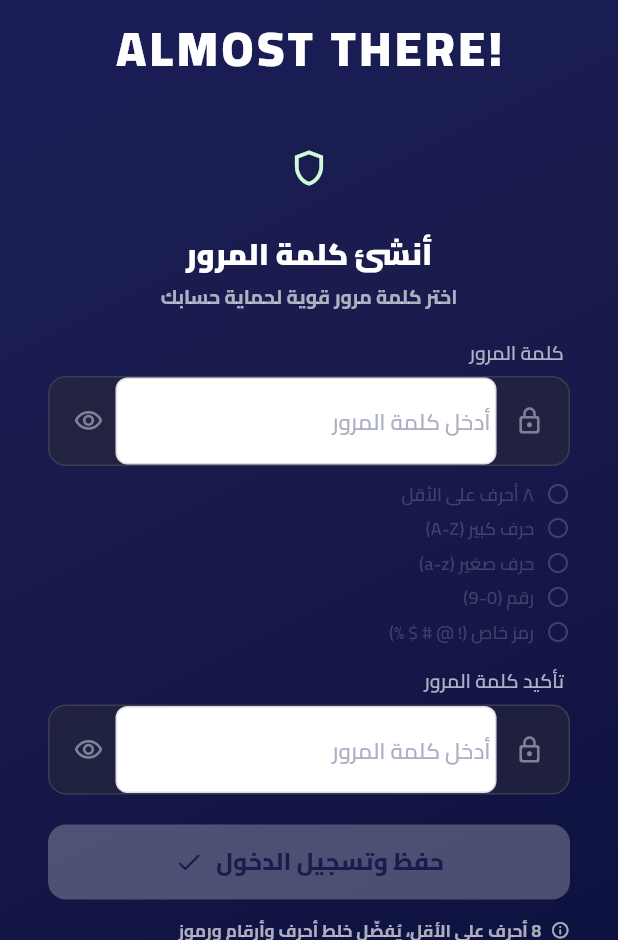
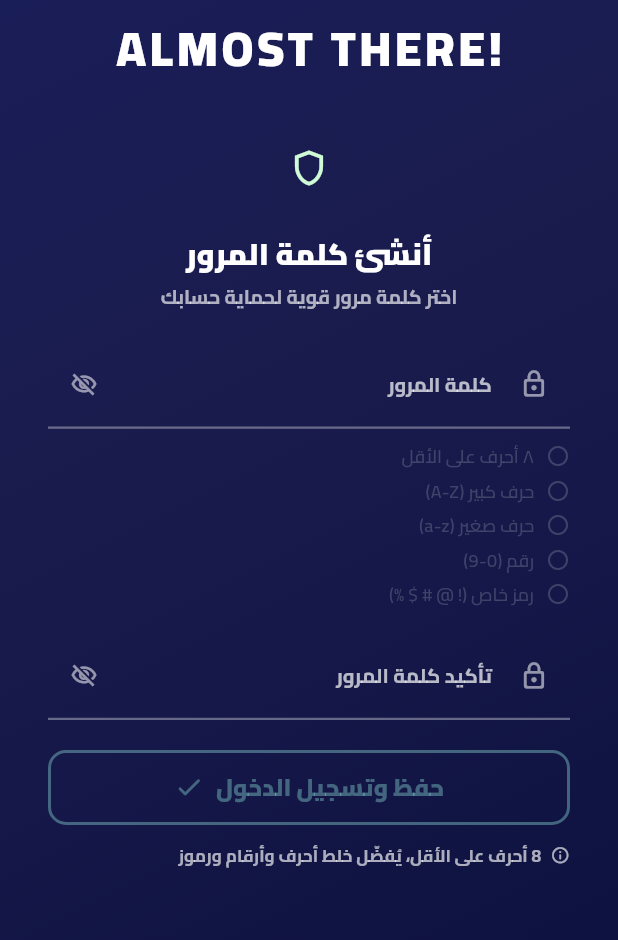
Before and after one commit to ghazal-mohammad/DT_TEATH, a Flutter app: the SetPasswordPage screen opened by its route, on a phone screen of 412 x 824 dp, the part 296-1236 px from its top. Run offline on Flutter 3.47's test engine with Material 3 defaults, Android fonts, the phone set to English and light mode, and no system bars; our stand-ins replace dartz, dio, equatable, flutter_bloc, flutter_screenutil, flutter_secure_storage and 7 more; missing offline and left inert: excel, file_saver; accounts and stored records are empty.

Commit message:
feat(auth): migrate set_password_page to underline fields, outline button

```diff
--- a/lib/features/auth/presentation/pages/set_password_page.dart
+++ b/lib/features/auth/presentation/pages/set_password_page.dart
@@ -15,8 +15,8 @@ import '../../../../shared/widgets/brand/app_logo.dart';
 import '../../../../shared/widgets/feedback/glass_toast.dart';
 import '../../../../shared/widgets/navigation/app_language_toggle.dart';
 import '../widgets/auth_entry_animator.dart';
-import '../widgets/auth_submit_button.dart';
-import '../widgets/password_form_field.dart';
+import '../widgets/auth_outline_button.dart';
+import '../widgets/auth_underline_field.dart';
 import '../widgets/password_strength_meter.dart';
 
 class SetPasswordPage extends StatefulWidget {
@@ -157,14 +157,14 @@ class _SetPasswordPageState extends State<SetPasswordPage>
   Widget _buildDesktop(double W, double H) {
     return Stack(
       children: [
-        Positioned(
-          left: 0, width: W * 0.40,
+        PositionedDirectional(
+          start: 0, width: W * 0.40,
           top: 0, bottom: 0,
           child: _BrandingPanel(entryCtrl: _entryCtrl),
         ),
 
-        Positioned(
-          left: W * 0.67, right: 0,
+        PositionedDirectional(
+          start: W * 0.67, end: 0,
           top: 0, bottom: 0,
           child: LayoutBuilder(
             builder: (context, constraints) {
@@ -284,8 +284,8 @@ class _BrandingPanel extends StatelessWidget {
   @override
   Widget build(BuildContext context) {
     return Padding(
-      padding: const EdgeInsets.only(
-        left: 28, right: 160, top: 28, bottom: 40,
+      padding: const EdgeInsetsDirectional.only(
+        start: 28, end: 160, top: 28, bottom: 40,
       ),
       child: Column(
         mainAxisAlignment: MainAxisAlignment.center,
@@ -307,10 +307,10 @@ class _BrandingPanel extends StatelessWidget {
             controller: entryCtrl,
             delay: AuthStaggerDelays.title,
             child: Padding(
-              padding: const EdgeInsets.only(left: 8),
+              padding: const EdgeInsetsDirectional.only(start: 8),
               child: FittedBox(
                 fit: BoxFit.scaleDown,
-                alignment: Alignment.centerLeft,
+                alignment: AlignmentDirectional.centerStart,
                 child: Text(
                   'ALMOST THERE!',
                   textDirection: TextDirection.ltr,
@@ -461,16 +461,16 @@ class _FormContent extends StatelessWidget {
         AuthEntryAnimator(
           controller: entryCtrl,
           delay: AuthStaggerDelays.field1,
-          child: Theme(
-            data: Theme.of(context).copyWith(brightness: fieldBrightness),
-            child: PasswordFormField(
+          child: AuthUnderlineField(
             controller: pwdCtrl,
             label: context.l10n.password,
-              hint: context.l10n.passwordHint,
+            icon: Icons.lock_outline_rounded,
+            dark: isMobile,
             enabled: !submitting,
             errorText: errPwd,
             onChanged: onPwdChanged,
-            ),
+            obscureText: true,
+            showObscureToggle: true,
           ),
         ),
 
@@ -485,26 +485,26 @@ class _FormContent extends StatelessWidget {
         AuthEntryAnimator(
           controller: entryCtrl,
           delay: AuthStaggerDelays.field2,
-          child: Theme(
-            data: Theme.of(context).copyWith(brightness: fieldBrightness),
-            child: PasswordFormField(
+          child: AuthUnderlineField(
             controller: cfmCtrl,
             label: context.l10n.passwordConfirm,
-              hint: context.l10n.passwordHint,
+            icon: Icons.lock_outline_rounded,
+            dark: isMobile,
             enabled: !submitting,
             errorText: errCfm,
             onChanged: onCfmChanged,
             onSubmitted: (_) => valid ? onSubmit() : null,
-            ),
+            obscureText: true,
+            showObscureToggle: true,
           ),
         ),
         const SizedBox(height: AppSizes.spaceXL),
 
-        // Submit button (مشترك — AuthSubmitButton)
+        // Submit button (مشترك — AuthOutlineButton)
         AuthEntryAnimator(
           controller: entryCtrl,
           delay: AuthStaggerDelays.button,
-          child: AuthSubmitButton(
+          child: AuthOutlineButton(
             label: mode == AuthFlowMode.reset
                 ? (Localizations.localeOf(context).languageCode == 'ar'
                     ? 'إعادة تعيين كلمة المرور'
@@ -513,7 +513,6 @@ class _FormContent extends StatelessWidget {
             onPressed: onSubmit,
             isLoading: submitting,
             isEnabled: valid && !submitting,
-            darkMode: isMobile,
             withPulseAnimation: true,
             icon: Icons.check_rounded,
           ),
```
Also changed, not shown: 1 other file. Lines whose indentation alone changed are shown as unchanged.
